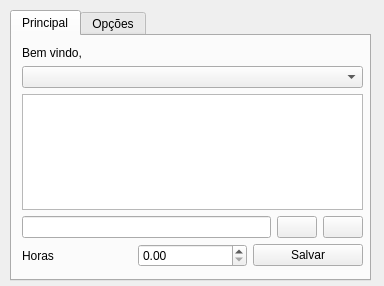
Qt form Widget/TimeTracker/mainwidget.ui (inspira/timely) before a commit.
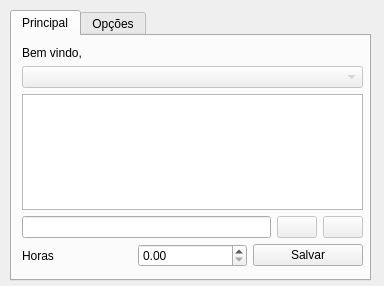
The same form after that commit. Icons and pictures are not drawn.

What changed in the file:
```diff
--- a/Widget/TimeTracker/mainwidget.ui
+++ b/Widget/TimeTracker/mainwidget.ui
@@ -69,7 +69,11 @@
        </widget>
       </item>
       <item>
-       <widget class="QComboBox" name="cmbProjects"/>
+       <widget class="QComboBox" name="cmbProjects">
+        <property name="enabled">
+         <bool>false</bool>
+        </property>
+       </widget>
       </item>
       <item>
        <widget class="QTextEdit" name="txtDescription"/>
@@ -87,6 +91,9 @@
          <layout class="QHBoxLayout" name="horizontalLayout_3">
           <item>
            <widget class="QPushButton" name="btnPlayPause">
+            <property name="enabled">
+             <bool>false</bool>
+            </property>
             <property name="text">
              <string/>
             </property>
@@ -98,6 +105,9 @@
           </item>
           <item>
            <widget class="QPushButton" name="btnPause">
+            <property name="enabled">
+             <bool>false</bool>
+            </property>
             <property name="text">
              <string/>
             </property>
```
